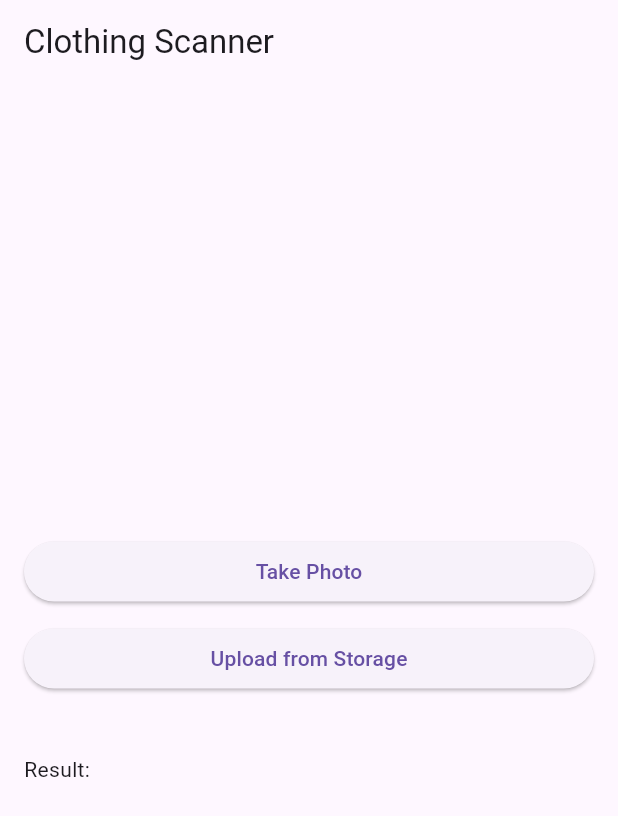
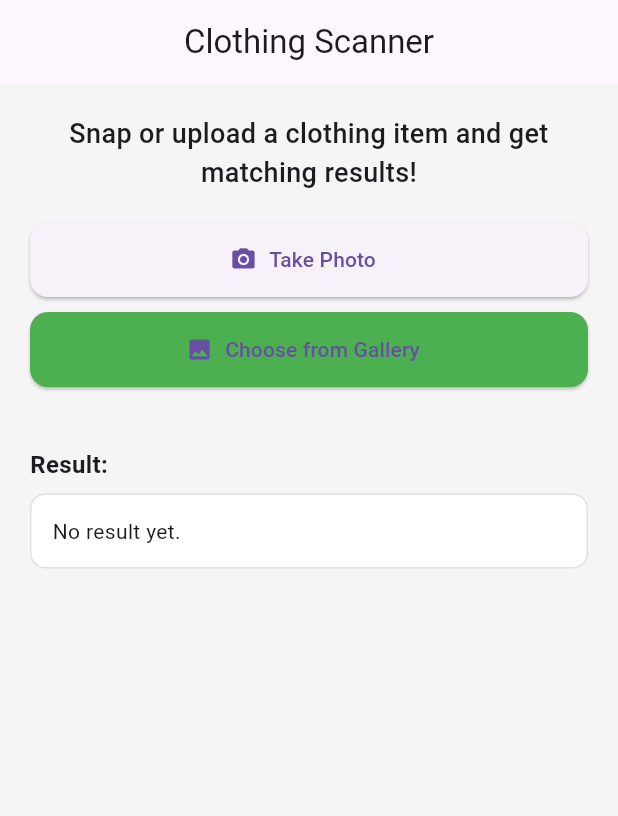
Before and after one commit to AlexGonzalezFernandez/VisualSearch-HackUPC2025, a Flutter app: the screen it shows after launch, on a phone screen of 412 x 824 dp. Shown: the top 816 px of the screen. Run offline on Flutter 3.47's test engine with Material 3 defaults, Android fonts, the phone set to English and light mode, and no system bars; our stand-ins replace image_picker.

Commit message:
Changed UI

```diff
--- a/frontend/lib/main.dart
+++ b/frontend/lib/main.dart
@@ -14,9 +14,8 @@ class MyApp extends StatefulWidget {
 class _MyAppState extends State<MyApp> {
   File? _image;
   String _result = "";
-	final String backendUrl = 'http://10.0.2.2:8000'; // Change if using physical device
+  final String backendUrl = 'https://cbd8-147-83-201-99.ngrok-free.app';
 
-	// Function to handle both camera and gallery input
   Future<void> _pickImage(ImageSource source) async {
     final picked = await ImagePicker().pickImage(source: source);
     if (picked != null) {
@@ -29,13 +28,12 @@ class _MyAppState extends State<MyApp> {
     }
   }
 
-	// Automatically uploads the selected image
   Future<void> _uploadImage(File imageFile) async {
     try {
       var uri = Uri.parse('$backendUrl/upload/');
       var request = http.MultipartRequest('POST', uri);
 
-			final extension = imageFile.path.split('.').last;
+      final extension = imageFile.path.split('.').last.toLowerCase();
       final mediaType = extension == 'png' ? 'png' : 'jpeg';
 
       request.files.add(await http.MultipartFile.fromPath(
@@ -66,36 +64,83 @@ class _MyAppState extends State<MyApp> {
   Widget build(BuildContext context) {
     return MaterialApp(
       title: 'Clothing Scanner',
+      theme: ThemeData(
+        primarySwatch: Colors.indigo,
+        scaffoldBackgroundColor: Colors.grey[100],
+      ),
       home: Scaffold(
-				appBar: AppBar(title: Text('Clothing Scanner')),
-				body: Padding(
-					padding: const EdgeInsets.all(16.0),
-					child: Center(
+        appBar: AppBar(
+          title: const Text('Clothing Scanner'),
+          centerTitle: true,
+        ),
+        body: SingleChildScrollView(
+          padding: const EdgeInsets.all(20.0),
           child: Column(
-                        // Center the content vertically
-                        mainAxisAlignment: MainAxisAlignment.center,
-                        crossAxisAlignment: CrossAxisAlignment.stretch,
             children: [
-                          // Take Photo button
-                          ElevatedButton(
+              const Text(
+                'Snap or upload a clothing item and get matching results!',
+                style: TextStyle(fontSize: 18, fontWeight: FontWeight.w500),
+                textAlign: TextAlign.center,
+              ),
+              const SizedBox(height: 20),
+              ElevatedButton.icon(
+                icon: const Icon(Icons.camera_alt),
+                label: const Text('Take Photo'),
                 onPressed: () => _pickImage(ImageSource.camera),
-                            child: Text('Take Photo'),
+                style: ElevatedButton.styleFrom(
+                  minimumSize: const Size(double.infinity, 50),
+                  shape: RoundedRectangleBorder(borderRadius: BorderRadius.circular(12)),
                 ),
-                          SizedBox(height: 10),
-                          // Choose from gallery button
-                          ElevatedButton(
+              ),
+              const SizedBox(height: 10),
+              ElevatedButton.icon(
+                icon: const Icon(Icons.image),
+                label: const Text('Choose from Gallery'),
                 onPressed: () => _pickImage(ImageSource.gallery),
-                            child: Text('Upload from Storage'),
+                style: ElevatedButton.styleFrom(
+                  minimumSize: const Size(double.infinity, 50),
+                  backgroundColor: Colors.green,
+                  shape: RoundedRectangleBorder(borderRadius: BorderRadius.circular(12)),
                 ),
-                          SizedBox(height: 20),
-                          // Show the selected image
+              ),
+              const SizedBox(height: 20),
               if (_image != null)
-                            Image.file(_image!, height: 200),
-                          SizedBox(height: 20),
-                          // Show result
-                          Text('Result: $_result'),
+                Card(
+                  shape: RoundedRectangleBorder(borderRadius: BorderRadius.circular(16)),
+                  elevation: 4,
+                  child: ClipRRect(
+                    borderRadius: BorderRadius.circular(16),
+                    child: Image.file(
+                      _image!,
+                      height: 250,
+                      width: double.infinity,
+                      fit: BoxFit.cover,
+                    ),
+                  ),
+                ),
+              const SizedBox(height: 20),
+              const Align(
+                alignment: Alignment.centerLeft,
+                child: Text(
+                  'Result:',
+                  style: TextStyle(fontSize: 16, fontWeight: FontWeight.bold),
+                ),
+              ),
+              const SizedBox(height: 8),
+              Container(
+                width: double.infinity,
+                padding: const EdgeInsets.all(14),
+                decoration: BoxDecoration(
+                  color: Colors.white,
+                  border: Border.all(color: Colors.grey.shade300),
+                  borderRadius: BorderRadius.circular(10),
+                ),
+                child: Text(
+                  _result.isNotEmpty ? _result : 'No result yet.',
+                  style: const TextStyle(fontSize: 14),
+                ),
+              ),
             ],
-                      ),
           ),
         ),
       ),
```
Also changed, not shown: 18 other files. Lines whose indentation alone changed are shown as unchanged.
